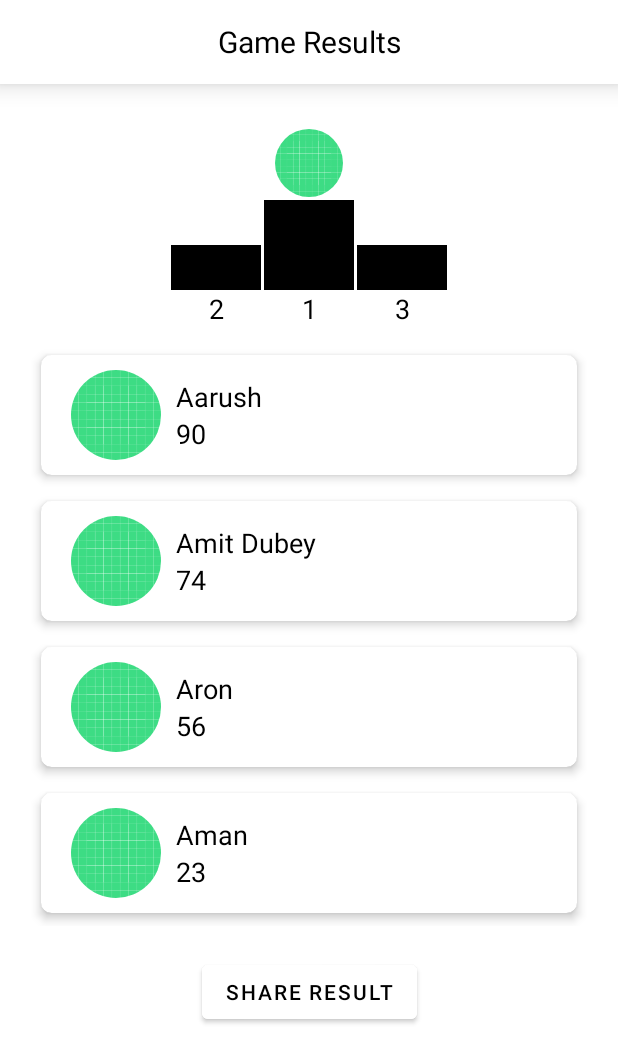
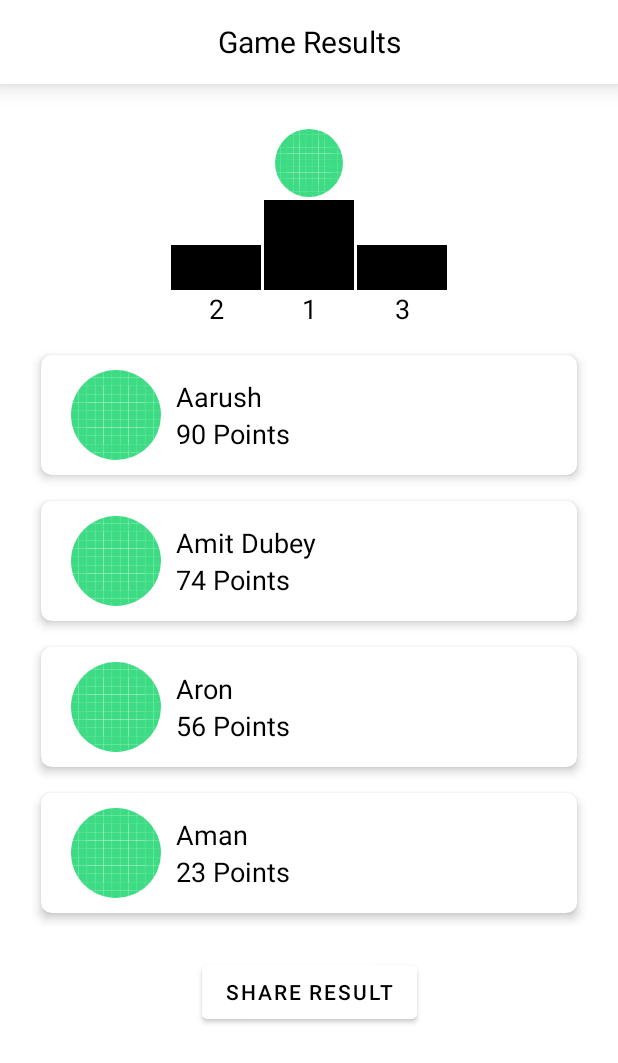
Before and after one commit to rawlin/Drunk-Cards, an Android app: the GameResultFragment screen opened through its navigation route, on a phone screen of 412 x 824 dp. Shown: the top 1063 px of the screen. Run offline under Robolectric (Android 15) with nearby library versions, the phone set to English and light mode, and no system bars; our stand-ins replace CircleImageView, Timber; pictures from the network do not load.

Commit message:
modified turn end fragment

```diff
--- a/app/src/main/java/com/example/drunkcards/TurnEndFragment.kt
+++ b/app/src/main/java/com/example/drunkcards/TurnEndFragment.kt
@@ -5,13 +5,16 @@ import android.os.Bundle
 import android.view.View
 import androidx.fragment.app.Fragment
 import com.example.drunkcards.adapters.CommentsAdapter
+import com.example.drunkcards.adapters.GameResultsAdapter
 import com.example.drunkcards.databinding.FragmentTurnEndBinding
 import com.example.drunkcards.mockData.MockData
+import com.example.drunkcards.models.MatchResultForAPlayer
 
 @SuppressLint("SetTextI18n")
 class TurnEndFragment :Fragment(R.layout.fragment_turn_end) {
     private lateinit var binding: FragmentTurnEndBinding
     private lateinit var rvAdapter:CommentsAdapter
+    private lateinit var rvLeaderShipBoards:GameResultsAdapter
 
     override fun onViewCreated(view: View, savedInstanceState: Bundle?) {
         super.onViewCreated(view, savedInstanceState)
@@ -23,6 +26,17 @@ class TurnEndFragment :Fragment(R.layout.fragment_turn_end) {
     }
 
     private fun setDataToView() {
+        rvLeaderShipBoards= GameResultsAdapter(hideTurnsCount = false)
+        binding.rvRankBoard.adapter=rvLeaderShipBoards
+        var results=MockData.getResultAfterAMatch()
+        results= results.sortedWith(object:Comparator<MatchResultForAPlayer>{
+            override fun compare(o1: MatchResultForAPlayer, o2: MatchResultForAPlayer): Int {
+                return o2.userPoints-o1.userPoints
+            }
+
+        })
+        rvLeaderShipBoards.addDataToAdapter(results)
+
         binding.rvComments.adapter=rvAdapter
         rvAdapter.addDataToAdapter(MockData.getComments())
         val reportCard=MockData.getReportCardAfterATurn()
--- a/app/src/main/java/com/example/drunkcards/adapters/GameResultsAdapter.kt
+++ b/app/src/main/java/com/example/drunkcards/adapters/GameResultsAdapter.kt
@@ -1,7 +1,9 @@
 package com.example.drunkcards.adapters
 
+import android.annotation.SuppressLint
 import android.text.Html
 import android.view.LayoutInflater
+import android.view.View
 import android.view.ViewGroup
 import androidx.recyclerview.widget.RecyclerView
 import com.bumptech.glide.Glide
@@ -10,7 +12,7 @@ import com.example.drunkcards.databinding.RvItemPlayerScoreBinding
 import com.example.drunkcards.models.MatchResultForAPlayer
 
 // todo use diff utils
-class GameResultsAdapter :RecyclerView.Adapter<GameResultsAdapter.GameResultViewHolder>() {
+class GameResultsAdapter(val hideTurnsCount:Boolean=true) :RecyclerView.Adapter<GameResultsAdapter.GameResultViewHolder>() {
     private var playersList= mutableListOf<MatchResultForAPlayer>()
 
     fun addDataToAdapter(commentsList :List<MatchResultForAPlayer>){
@@ -35,13 +37,19 @@ class GameResultsAdapter :RecyclerView.Adapter<GameResultsAdapter.GameResultView
     }
 
     inner class GameResultViewHolder(val binding:RvItemPlayerScoreBinding):RecyclerView.ViewHolder(binding.root){
+        @SuppressLint("SetTextI18n")
         fun bindData(playerResult:MatchResultForAPlayer){
             //todo create avatars for users with their initials
             Glide.with(binding.ivPlayerAvatar)
                 .load(R.drawable.ic_launcher_background)
                 .into(binding.ivPlayerAvatar)
             binding.tvPlayerName.text=playerResult.username
-            binding.tvPlayerPoints.text=playerResult.userPoints.toString()
+            binding.tvPlayerPoints.text=playerResult.userPoints.toString()+" Points"
+            binding.tvTurnsPlayed.text=playerResult.matchesPlayed.toString()+" Turns"
+            if(hideTurnsCount)
+                binding.tvTurnsPlayed.visibility= View.GONE
+            else
+                binding.tvTurnsPlayed.visibility= View.VISIBLE
         }
     }
 }
--- a/app/src/main/java/com/example/drunkcards/models/MatchResultForAPlayer.kt
+++ b/app/src/main/java/com/example/drunkcards/models/MatchResultForAPlayer.kt
@@ -8,5 +8,6 @@ data class MatchResultForAPlayer (
     val matchId:String,
     val username:String,
     val userPoints:Int,
-    val userRewards:Int=0
+    val userRewards:Int=0,
+    val matchesPlayed:Int=0
 )
--- a/app/src/main/res/layout/rv_item_player_score.xml
+++ b/app/src/main/res/layout/rv_item_player_score.xml
@@ -32,6 +32,7 @@
             <de.hdodenhof.circleimageview.CircleImageView
                 android:id="@+id/iv_player_avatar"
                 android:layout_width="60dp"
+                android:layout_gravity="center"
                 android:layout_height="60dp"
                 tools:src="@drawable/ic_launcher_background" />
 
@@ -43,6 +44,14 @@
                 android:layout_marginLeft="@dimen/small_margin"
                 android:layout_marginRight="@dimen/small_margin"
                 android:layout_weight="1">
+
+                <TextView
+                    android:id="@+id/tv_turns_played"
+                    android:visibility="visible"
+                    android:textSize="@dimen/small_text_size"
+                    android:text="2 Turns"
+                    android:layout_width="match_parent"
+                    android:layout_height="wrap_content"/>
 
                 <TextView
                     android:textSize="@dimen/small_text_size"
--- a/app/src/main/res/navigation/nav_graph.xml
+++ b/app/src/main/res/navigation/nav_graph.xml
@@ -3,7 +3,7 @@
     xmlns:app="http://schemas.android.com/apk/res-auto"
     xmlns:tools="http://schemas.android.com/tools"
     android:id="@+id/nav_graph"
-    app:startDestination="@id/gameRoomFragment">
+    app:startDestination="@id/turnEndFragment">
 
     <fragment
         android:id="@+id/cardStackFragment"
```
Also changed, not shown: app/src/main/res/layout/fragment_turn_end.xml (+34 -2 lines).
